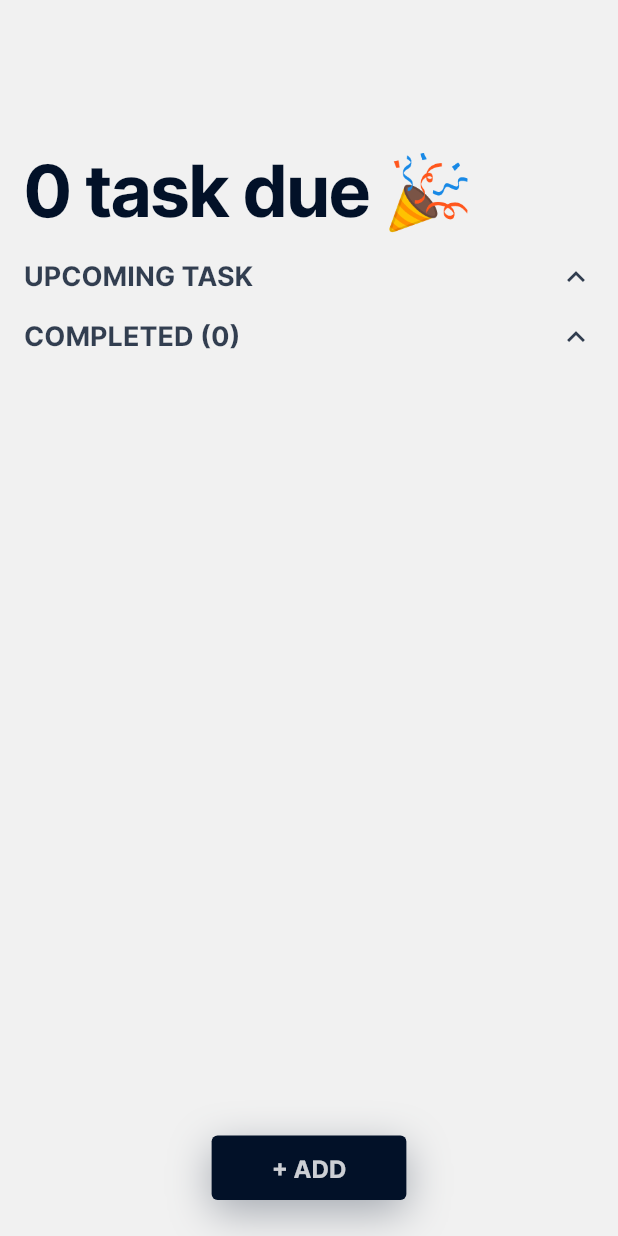
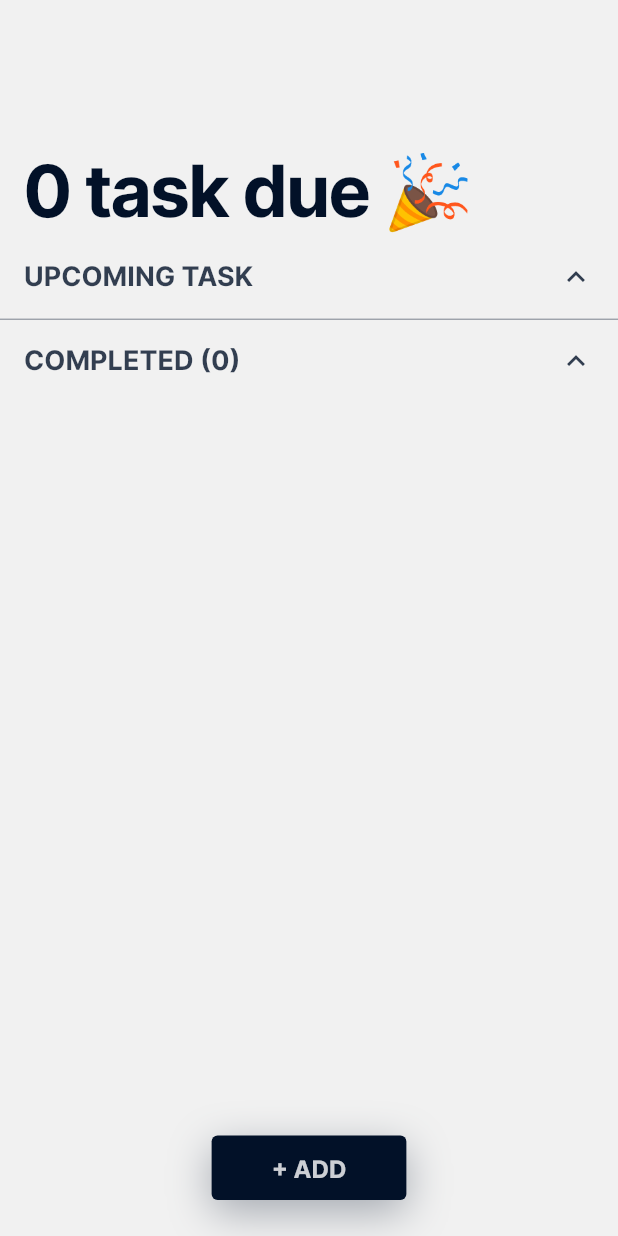
Before and after one commit to kennethnym/todo_challenge, a Flutter app: the screen it shows after launch, on a phone screen of 412 x 824 dp. Run offline on Flutter 3.47's test engine with Material 2 defaults, Android fonts, the phone set to English and light mode, and no system bars; our stand-ins replace cloud_firestore, firebase_core, flutter_hooks, hooks_riverpod; accounts and stored records are empty.

Commit message:
Add a divider between lists on dashboard

```diff
--- a/lib/src/dashboard/dashboard_screen.dart
+++ b/lib/src/dashboard/dashboard_screen.dart
@@ -47,6 +47,11 @@ class DashboardScreen extends HookWidget {
                 title: 'UPCOMING TASK',
                 filter: TodoListVisibilityFilter.incomplete,
               ),
+              SliverToBoxAdapter(
+                child: Divider(
+                  color: theme.textTheme.bodyText1?.color?.withOpacity(0.5),
+                ),
+              ),
               const SliverPadding(
                 // add bottom padding to the completed to-do list
                 // to account for the floating add button
--- a/lib/src/dashboard/todo_list_section_item.dart
+++ b/lib/src/dashboard/todo_list_section_item.dart
@@ -30,7 +30,7 @@ class TodoListSectionItem extends HookConsumerWidget {
     return Container(
       padding: EdgeInsets.symmetric(
         horizontal: DashboardScreen.padding.left,
-        vertical: 16,
+        vertical: 8,
       ),
       child: Row(
         crossAxisAlignment: CrossAxisAlignment.center,
```
